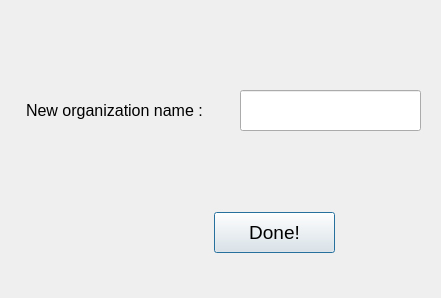
TheYoungOldtimer/ApProject1, file MainWindowApp/neworganwindow.ui: the form before one commit.
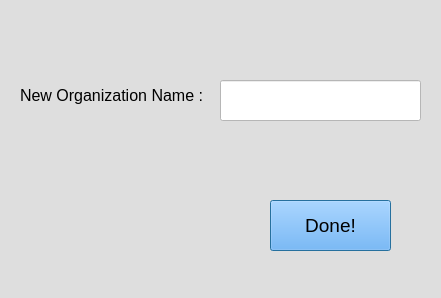
The form after the commit.

Patch:
```diff
--- a/MainWindowApp/neworganwindow.ui
+++ b/MainWindowApp/neworganwindow.ui
@@ -13,13 +13,17 @@
   <property name="windowTitle">
    <string>Dialog</string>
   </property>
+  <property name="styleSheet">
+   <string notr="true">background-color: rgb(222, 222, 222);
+color: rgb(0, 0, 0);</string>
+  </property>
   <widget class="QPushButton" name="pushButton">
    <property name="geometry">
     <rect>
-     <x>214</x>
-     <y>212</y>
+     <x>270</x>
+     <y>200</y>
      <width>121</width>
-     <height>41</height>
+     <height>51</height>
     </rect>
    </property>
    <property name="font">
@@ -27,6 +31,12 @@
      <pointsize>14</pointsize>
     </font>
    </property>
+   <property name="cursor">
+    <cursorShape>PointingHandCursor</cursorShape>
+   </property>
+   <property name="styleSheet">
+    <string notr="true">background-color: rgb(85, 170, 255);</string>
+   </property>
    <property name="text">
     <string>Done!</string>
    </property>
@@ -34,20 +44,23 @@
   <widget class="QLineEdit" name="lineEdit">
    <property name="geometry">
     <rect>
-     <x>240</x>
-     <y>90</y>
-     <width>181</width>
+     <x>220</x>
+     <y>80</y>
+     <width>201</width>
      <height>41</height>
     </rect>
    </property>
+   <property name="styleSheet">
+    <string notr="true">background-color: rgb(255, 255, 255);</string>
+   </property>
   </widget>
   <widget class="QLabel" name="label">
    <property name="geometry">
     <rect>
-     <x>26</x>
-     <y>100</y>
-     <width>181</width>
-     <height>20</height>
+     <x>20</x>
+     <y>80</y>
+     <width>191</width>
+     <height>31</height>
     </rect>
    </property>
    <property name="font">
@@ -56,7 +69,7 @@
     </font>
    </property>
    <property name="text">
-    <string>New organization name :</string>
+    <string>New Organization Name :</string>
    </property>
   </widget>
  </widget>
```
